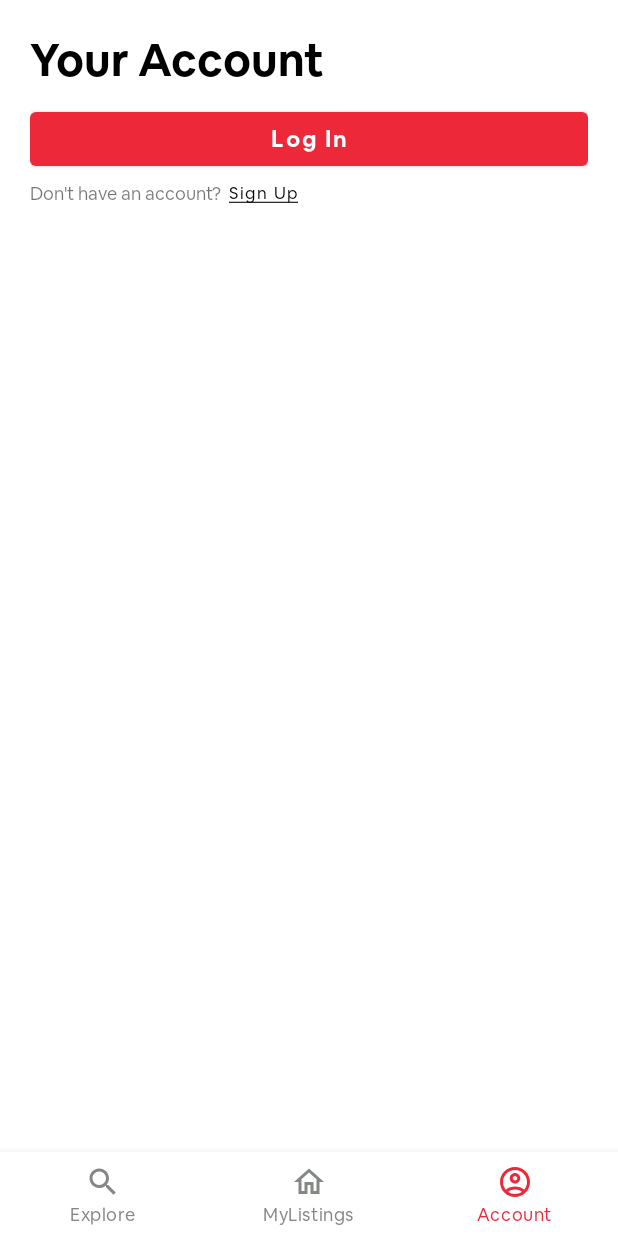
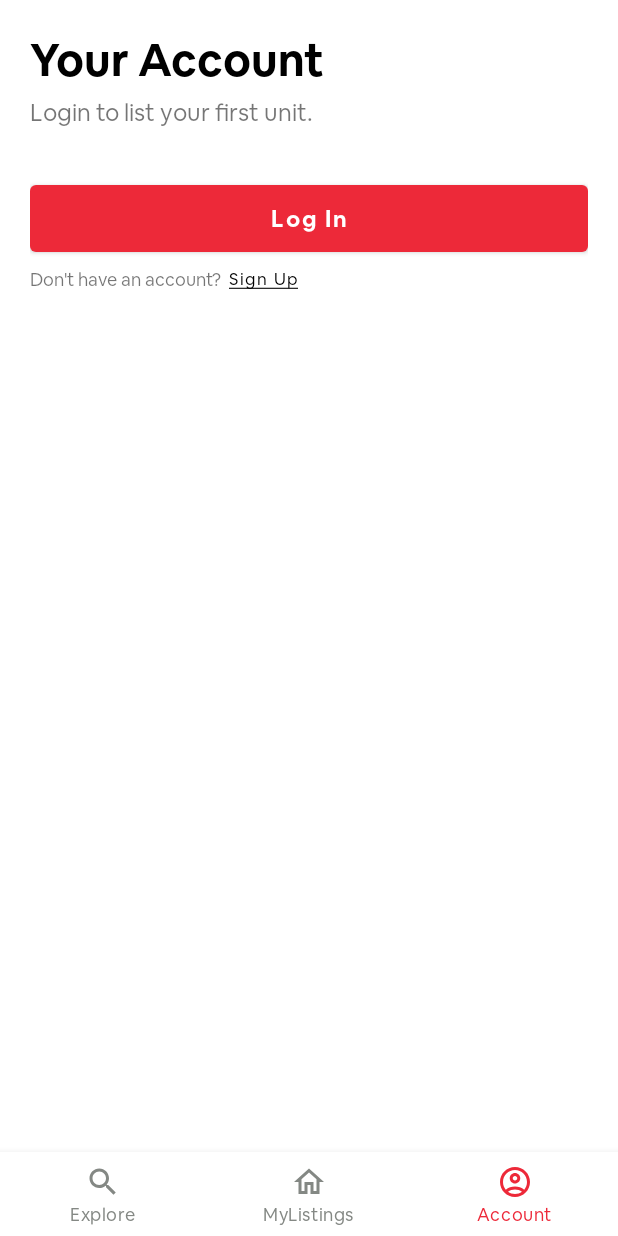
Before and after one commit to janc88/parent-condo-marketplace-app, an Android app: the SignUpActivity screen opened directly, with no data from a screen before it, after a tap on an icon or button, on a phone screen of 412 x 824 dp. Run offline under Robolectric (Android 15) with nearby library versions, the phone set to English and light mode, and no system bars; libraries missing offline, so code that uses them is left out: com.denzcoskun.imageslider.

```diff
--- a/app/src/main/res/drawable/form_edit_text.xml
+++ b/app/src/main/res/drawable/form_edit_text.xml
@@ -5,7 +5,7 @@
 
     <stroke
         android:width="1dp"
-        android:color="#2f6699" />
+        android:color="@color/gray" />
     <corners
         android:radius="10dp"
         />
--- a/app/src/main/res/layout/fragment_logged_out.xml
+++ b/app/src/main/res/layout/fragment_logged_out.xml
@@ -18,6 +18,15 @@
         app:layout_constraintTop_toTopOf="parent"
         android:textColor="@color/black"/>
 
+    <TextView
+        android:layout_width="wrap_content"
+        android:layout_height="wrap_content"
+        android:layout_marginTop="4dp"
+        android:text="Login to list your first unit."
+        android:textSize="16dp"
+        app:layout_constraintStart_toStartOf="parent"
+        app:layout_constraintTop_toBottomOf="@+id/textView2" />
+
     <Button
         android:id="@+id/btnLogIn"
         android:layout_width="match_parent"
@@ -26,12 +35,13 @@
         android:text="Log In"
         android:textAllCaps="false"
         android:textSize="15dp"
+        android:padding="12dp"
         app:layout_constraintBottom_toBottomOf="parent"
         app:layout_constraintEnd_toEndOf="parent"
         app:layout_constraintHorizontal_bias="0.0"
         app:layout_constraintStart_toStartOf="parent"
         app:layout_constraintTop_toBottomOf="@+id/textView2"
-        app:layout_constraintVertical_bias="0.014" />
+        app:layout_constraintVertical_bias="0.091" />
 
     <TextView
         android:id="@+id/textView4"
```
Also changed, not shown: app/src/main/java/com/example/mobdeve_mco/ExploreFragment.kt (+27 -30 lines), app/src/main/res/layout/fragment_explore.xml (+11 -0 lines).
